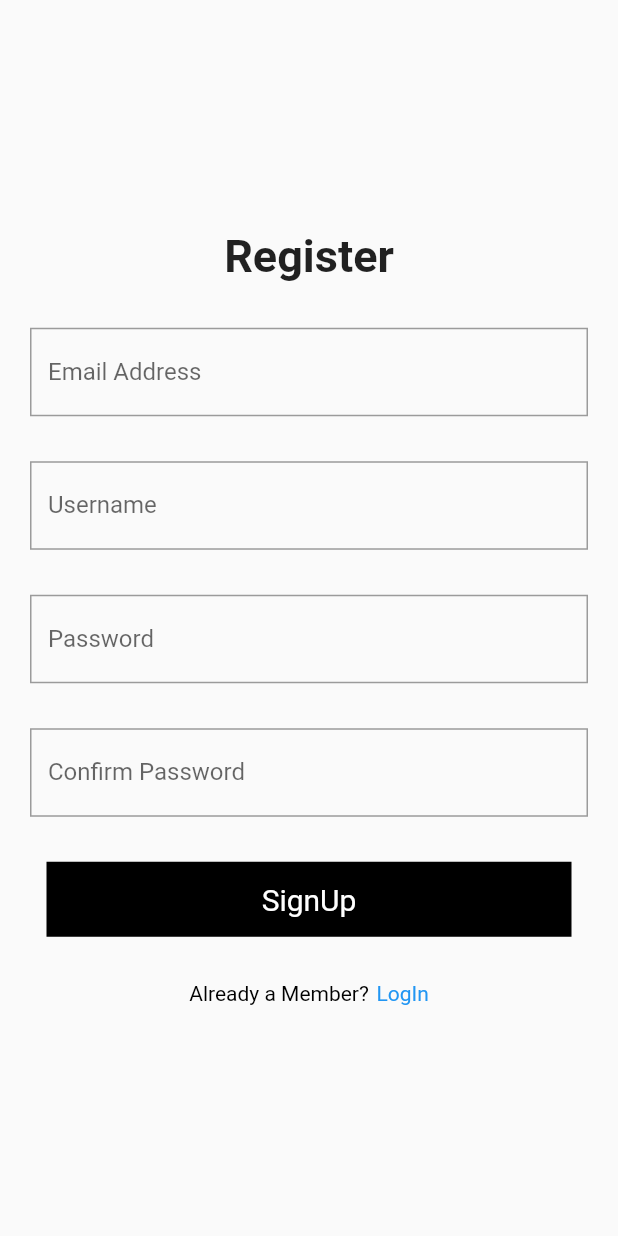
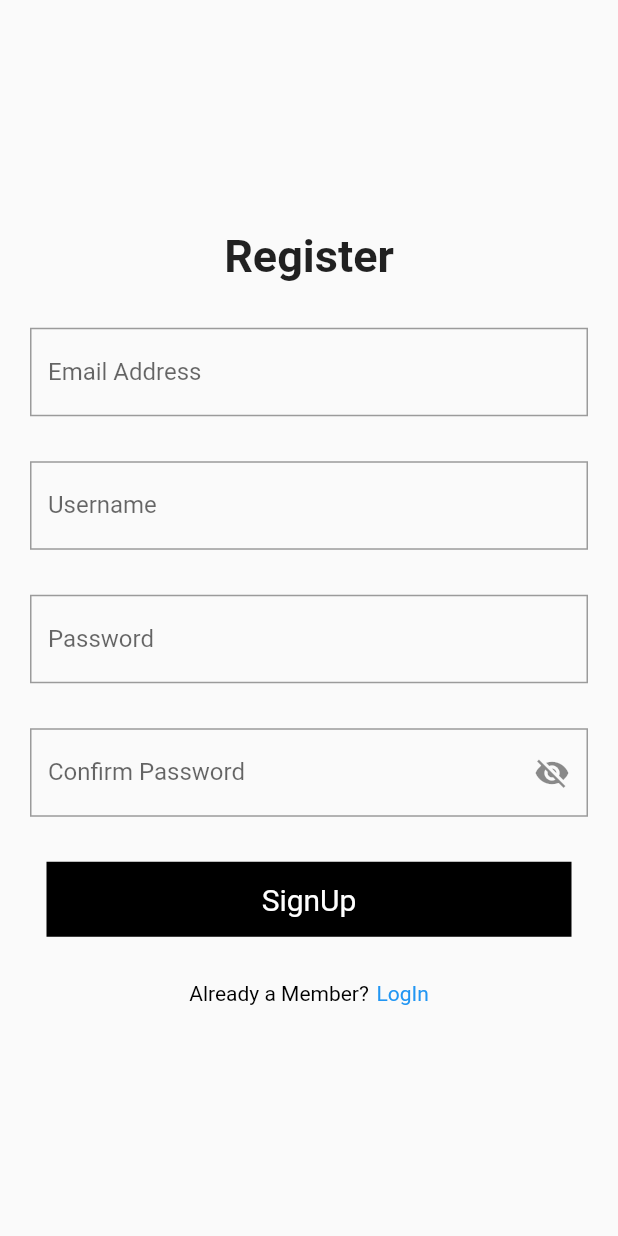
Before and after one commit to RushikeshTokapure/flutter_bloc_pattern, a Flutter app: the RegisterScreen screen opened directly, on a phone screen of 412 x 824 dp. Run offline on Flutter 3.47's test engine with Material 2 defaults, Android fonts, the phone set to English and light mode, and no system bars; our stand-ins replace rxdart.

Commit message:
created registerBloc using stream

```diff
--- a/lib/bloc/register_bloc.dart
+++ b/lib/bloc/register_bloc.dart
@@ -0,0 +1,20 @@
+import 'package:rxdart/rxdart.dart';
+
+class RegisterBloc {
+  final _regEmail = BehaviorSubject<String>();
+  final _regUsername = BehaviorSubject<String>();
+  final _regPassword = BehaviorSubject<String>();
+  final _regConfPass = BehaviorSubject<String>();
+
+  //Getters
+  Stream<String> get regEmail => _regEmail.stream;
+  Stream<String> get regUsername => _regUsername.stream;
+  Stream<String> get regPassword => _regPassword.stream;
+  Stream<String> get regConfPass => _regConfPass.stream;
+
+  //Setters
+  Function(String) get changeRegEmail => _regEmail.sink.add;
+  Function(String) get changeRegUsername => _regUsername.sink.add;
+  Function(String) get changeRegPassword => _regPassword.sink.add;
+  Function(String) get changeRegConfPass => _regConfPass.sink.add;
+}
--- a/lib/main.dart
+++ b/lib/main.dart
@@ -1,4 +1,5 @@
 import 'package:bloc_pattern/bloc/login_bloc.dart';
+import 'package:bloc_pattern/bloc/register_bloc.dart';
 import 'package:bloc_pattern/screens/login_screen.dart';
 import 'package:bloc_pattern/screens/register_screen.dart';
 import 'package:flutter/material.dart';
@@ -16,7 +17,8 @@ class MyApp extends StatelessWidget {
   Widget build(BuildContext context) {
     return MultiProvider(
       providers: [
-        Provider<LoginBloc>(create: (context) => LoginBloc())
+        Provider<LoginBloc>(create: (context) => LoginBloc()),
+        Provider<RegisterBloc>(create: (context) => RegisterBloc())
       ],
       child: MaterialApp(
         title: 'Complete Authentication',
--- a/lib/screens/register_screen.dart
+++ b/lib/screens/register_screen.dart
@@ -1,6 +1,8 @@
+import 'package:bloc_pattern/bloc/register_bloc.dart';
 import 'package:bloc_pattern/screens/login_screen.dart';
 import 'package:flutter/gestures.dart';
 import 'package:flutter/material.dart';
+import 'package:provider/provider.dart';
 
 class RegisterScreen extends StatefulWidget {
   const RegisterScreen({Key? key}) : super(key: key);
@@ -11,9 +13,12 @@ class RegisterScreen extends StatefulWidget {
 
 class _RegisterScreenState extends State<RegisterScreen> {
   final GlobalKey<FormState> _formKey = GlobalKey<FormState>();
+  bool isVisible = true;
 
   @override
   Widget build(BuildContext context) {
+    final bloc = Provider.of<RegisterBloc>(context, listen:false);
+
     return Scaffold(
       body: Form(
         key: _formKey,
@@ -32,7 +37,11 @@ class _RegisterScreenState extends State<RegisterScreen> {
                   ),
                 ),
                 const SizedBox(height: 30,),
-                const TextField(
+                StreamBuilder<String>(
+                  stream: bloc.regEmail,
+                  builder: (context, snapshot) {
+                    return TextField(
+                      onChanged: (value) => bloc.changeRegEmail,
                       keyboardType: TextInputType.emailAddress,
                       decoration: InputDecoration(
                         hintText: "Enter Email Address",
@@ -41,9 +50,15 @@ class _RegisterScreenState extends State<RegisterScreen> {
                           borderRadius: BorderRadius.horizontal(),
                         ),
                       ),
+                    );
+                  }
                 ),
                 const SizedBox(height: 30,),
-                const TextField(
+                StreamBuilder<String>(
+                  stream: bloc.regUsername,
+                  builder: (context, snapshot) {
+                    return TextField(
+                      onChanged: bloc.changeRegUsername,
                       keyboardType: TextInputType.number,
                       decoration: InputDecoration(
                         hintText: "Enter Mobile No.",
@@ -52,9 +67,15 @@ class _RegisterScreenState extends State<RegisterScreen> {
                           borderRadius: BorderRadius.horizontal(),
                         ),
                       ),
+                    );
+                  }
                 ),
                 const SizedBox(height: 30,),
-                const TextField(
+                StreamBuilder<String>(
+                  stream: bloc.regPassword,
+                  builder: (context, snapshot) {
+                    return TextField(
+                      onChanged: bloc.changeRegPassword,
                       keyboardType: TextInputType.text,
                       obscureText: true ,
                       decoration: InputDecoration(
@@ -64,18 +85,34 @@ class _RegisterScreenState extends State<RegisterScreen> {
                           borderRadius: BorderRadius.horizontal(),
                         ),
                       ),
+                    );
+                  }
                 ),
                 const SizedBox(height: 30,),
-                const TextField(
+                StreamBuilder<String>(
+                  stream: bloc.regConfPass,
+                  builder: (context, snapshot) {
+                    return TextField(
+                      onChanged: bloc.changeRegConfPass,
                       keyboardType: TextInputType.text,
-                  obscureText: false ,
+                      obscureText: isVisible ,
                       decoration: InputDecoration(
                         hintText: "Confirm Password",
                         labelText: "Confirm Password",
                         border: OutlineInputBorder(
                           borderRadius: BorderRadius.horizontal(),
                         ),
+                        suffixIcon: IconButton(
+                          icon: isVisible ? Icon(Icons.visibility_off) : Icon(Icons.visibility),
+                          onPressed: () {
+                            setState(() {
+                              isVisible = !isVisible;
+                            });
+                          },
                         ),
+                      ),
+                    );
+                  }
                 ),
                 const SizedBox(height: 30,),
                 _buildButton(),
```
Lines whose indentation alone changed are shown as unchanged.
